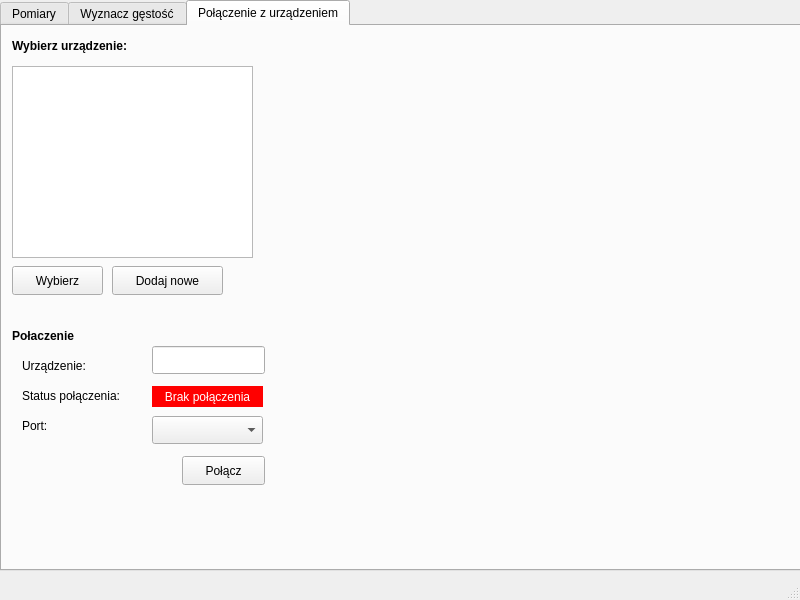
Qt form main_window.ui (mar8us/RadWag) before a commit.
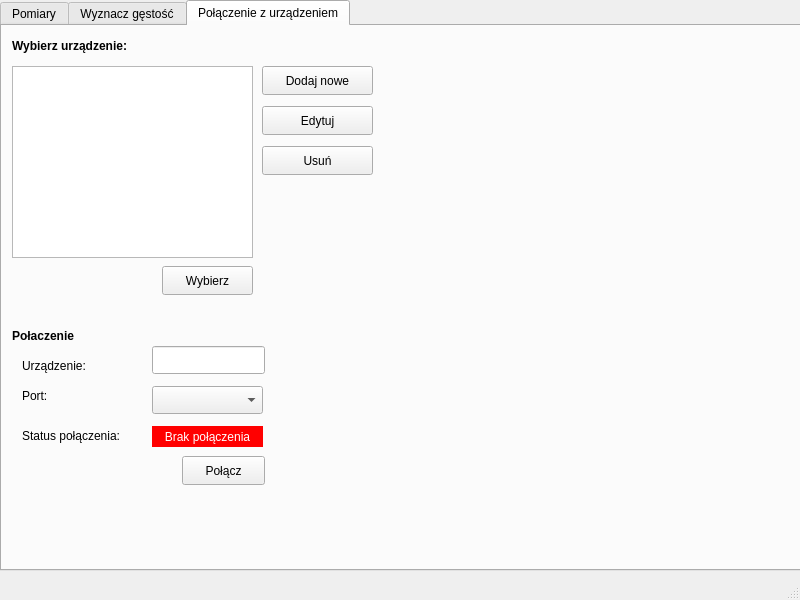
The same form after that commit.

Commit message: Updated user interface for the “Connection Settings” tab

```diff
--- a/main_window.ui
+++ b/main_window.ui
@@ -72,7 +72,7 @@
       <property name="geometry">
        <rect>
         <x>20</x>
-        <y>360</y>
+        <y>400</y>
         <width>121</width>
         <height>20</height>
        </rect>
@@ -85,7 +85,7 @@
       <property name="geometry">
        <rect>
         <x>150</x>
-        <y>390</y>
+        <y>360</y>
         <width>111</width>
         <height>28</height>
        </rect>
@@ -95,7 +95,7 @@
       <property name="geometry">
        <rect>
         <x>20</x>
-        <y>390</y>
+        <y>360</y>
         <width>81</width>
         <height>20</height>
        </rect>
@@ -121,7 +121,7 @@
       <property name="geometry">
        <rect>
         <x>150</x>
-        <y>360</y>
+        <y>400</y>
         <width>111</width>
         <height>21</height>
        </rect>
@@ -160,8 +160,8 @@
      <widget class="QPushButton" name="addNewDiviceButton">
       <property name="geometry">
        <rect>
-        <x>110</x>
-        <y>240</y>
+        <x>260</x>
+        <y>40</y>
         <width>111</width>
         <height>29</height>
        </rect>
@@ -217,7 +217,7 @@
      <widget class="QPushButton" name="selectDiviceButton">
       <property name="geometry">
        <rect>
-        <x>10</x>
+        <x>160</x>
         <y>240</y>
         <width>91</width>
         <height>29</height>
@@ -227,6 +227,32 @@
        <string>Wybierz</string>
       </property>
      </widget>
+     <widget class="QPushButton" name="editDiviceButton">
+      <property name="geometry">
+       <rect>
+        <x>260</x>
+        <y>80</y>
+        <width>111</width>
+        <height>29</height>
+       </rect>
+      </property>
+      <property name="text">
+       <string>Edytuj</string>
+      </property>
+     </widget>
+     <widget class="QPushButton" name="deleteNewDiviceButton">
+      <property name="geometry">
+       <rect>
+        <x>260</x>
+        <y>120</y>
+        <width>111</width>
+        <height>29</height>
+       </rect>
+      </property>
+      <property name="text">
+       <string>Usuń</string>
+      </property>
+     </widget>
     </widget>
    </widget>
   </widget>
```
